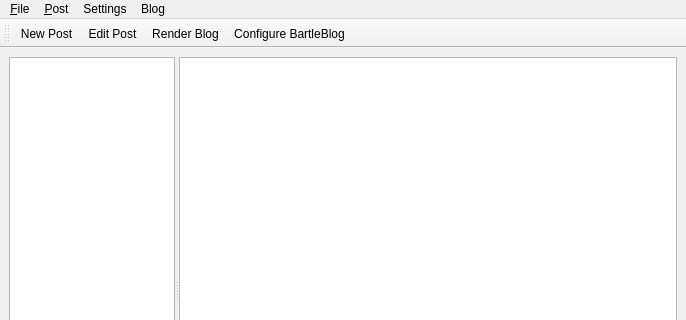
This is BartleBlog/ui/mainwindow.ui in ralsina/ra-blog as Qt 5 draws it before an edit; both pictures show x 0 to 686 and y 0 to 320 of the 686 by 552 pixel window. The edited form follows.
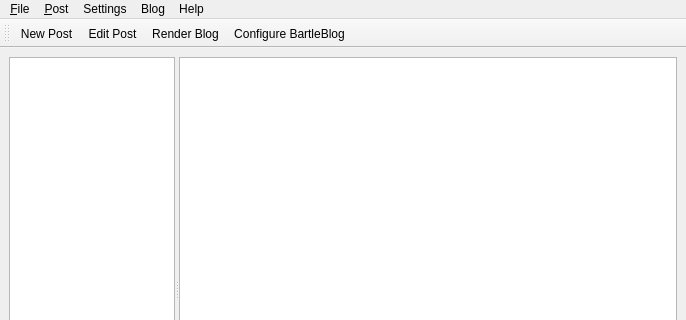
This is the edited form. Icons and pictures are not drawn.

Commit message:
* Nicer about dialog
* Hooked about dialog in the main window

Patch:
```diff
--- a/BartleBlog/ui/mainwindow.ui
+++ b/BartleBlog/ui/mainwindow.ui
@@ -126,10 +126,17 @@
     <addaction name="menuRender_Pages" />
     <addaction name="menuRegenerate_HTML" />
    </widget>
+   <widget class="QMenu" name="menuHelp" >
+    <property name="title" >
+     <string>Help</string>
+    </property>
+    <addaction name="actionAbout_BartleBlog" />
+   </widget>
    <addaction name="menu_File" />
    <addaction name="menu_Post" />
    <addaction name="menuSettings" />
    <addaction name="menuBlog" />
+   <addaction name="menuHelp" />
   </widget>
   <widget class="QStatusBar" name="statusbar" />
   <widget class="QToolBar" name="toolBar" >
```
Left out of the diff: 5 changed lines with no effect on the pictures. The commit also changes 4 other files.
